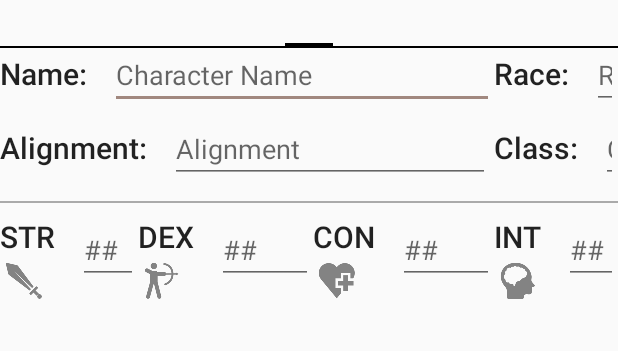
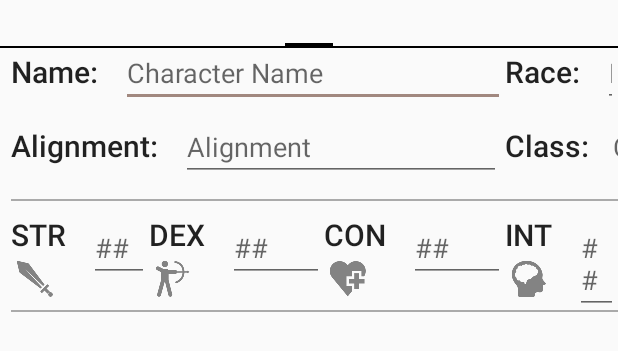
Before and after one commit to GStarSade/Avariel, an Android app: the layout activity_main_fragment.xml on its own in the app's theme, with its tools: preview values and no code run, on a phone screen of 412 x 824 dp. Shown: the top 351 px of the screen. Run offline under Robolectric (Android 15) with nearby library versions, the phone set to English and light mode, and no system bars.

Commit message:
Upgraded DB to V.3 Added Current HP, Total HP, PlayerClass to database and stabilised it Added in AddpLayertoUI method which paste player information to the application. Started on Abilities table and set out the contract. If you can't figure out where to go from here you could make the remainder of those.
Changes to the activitiy_Main_Fragement: Adjust position of the top widgets so that it sits under the tabs

```diff
--- a/app/src/main/AndroidManifest.xml
+++ b/app/src/main/AndroidManifest.xml
@@ -17,7 +17,7 @@
                 <category android:name="android.intent.category.LAUNCHER" />
             </intent-filter>
         </activity>
-        <activity android:name=".ui.MainActivity"></activity>
+        <activity android:name=".ui.MainActivity" android:screenOrientation="landscape"></activity>
     </application>
 
 </manifest>
--- a/app/src/main/res/layout/activity_main_fragment.xml
+++ b/app/src/main/res/layout/activity_main_fragment.xml
@@ -4,22 +4,28 @@
     android:id="@+id/activity_main_fragment"
     android:layout_width="match_parent"
     android:layout_height="match_parent"
+    android:windowSoftInputMode="adjustPan"
     tools:context="com.example.gideonsassoon.avariel.ui.MainFragmentActivity">
 
     <android.support.v4.view.ViewPager
         android:id="@+id/viewpager"
-        android:layout_width="match_parent"
-        android:layout_height="match_parent">
+        android:layout_width="fill_parent"
+        android:layout_height="fill_parent">
 
         <android.support.v4.view.PagerTabStrip
+            android:id="@+id/viewpagerStrip"
             android:layout_width="match_parent"
-            android:layout_height="wrap_content" />
+            android:layout_height="wrap_content"
+            android:layout_marginBottom="10dp"/>
     </android.support.v4.view.ViewPager>
 
     <RelativeLayout
         android:layout_width="match_parent"
         android:layout_height="match_parent"
-        android:layout_marginTop="35dp">
+        android:layout_alignParentStart="true"
+        android:layout_alignParentTop="true"
+        android:layout_marginLeft="7dp"
+        android:layout_marginTop="34dp">
 
         <TextView
             android:id="@+id/tv_character_name"
@@ -266,6 +272,14 @@
             android:layout_alignBottom="@+id/v_separator_race_hp"
             android:background="@android:color/darker_gray" />
 
+        <View
+            android:id="@+id/v_separator_skills"
+            android:layout_width="0dp"
+            android:layout_height="75dp"
+
+            android:layout_alignTop="@id/h_separator_basic_ability"
+            android:background="@android:color/darker_gray" />
+
         <TextView
             android:id="@+id/tv_strength"
             android:layout_width="wrap_content"
@@ -479,5 +493,14 @@
             android:ems="3"
             android:hint="@string/number_hash"
             android:inputType="none" />
+
+        <View
+            android:id="@+id/h_separator_ability_fragment"
+
+            android:layout_width="match_parent"
+            android:layout_height="1dp"
+            android:layout_alignBottom="@+id/v_separator_skills"
+            android:background="@android:color/darker_gray" />
+
     </RelativeLayout>
 </RelativeLayout>
```
Also changed, not shown: app/src/main/java/com/example/gideonsassoon/avariel/data/Abilities.java (+163 -0 lines), app/src/main/java/com/example/gideonsassoon/avariel/data/Player.java (+217 -20 lines), app/src/main/java/com/example/gideonsassoon/avariel/database/AbilitiesEntryContract.java (added, +36 -0 lines), app/src/main/java/com/example/gideonsassoon/avariel/database/DbHelper.java (+84 -25 lines), app/src/main/java/com/example/gideonsassoon/avariel/database/PlayerEntryContract.java (+6 -7 lines), app/src/main/java/com/example/gideonsassoon/avariel/ui/MainFragmentActivity.java (+39 -15 lines), 1 other file.
